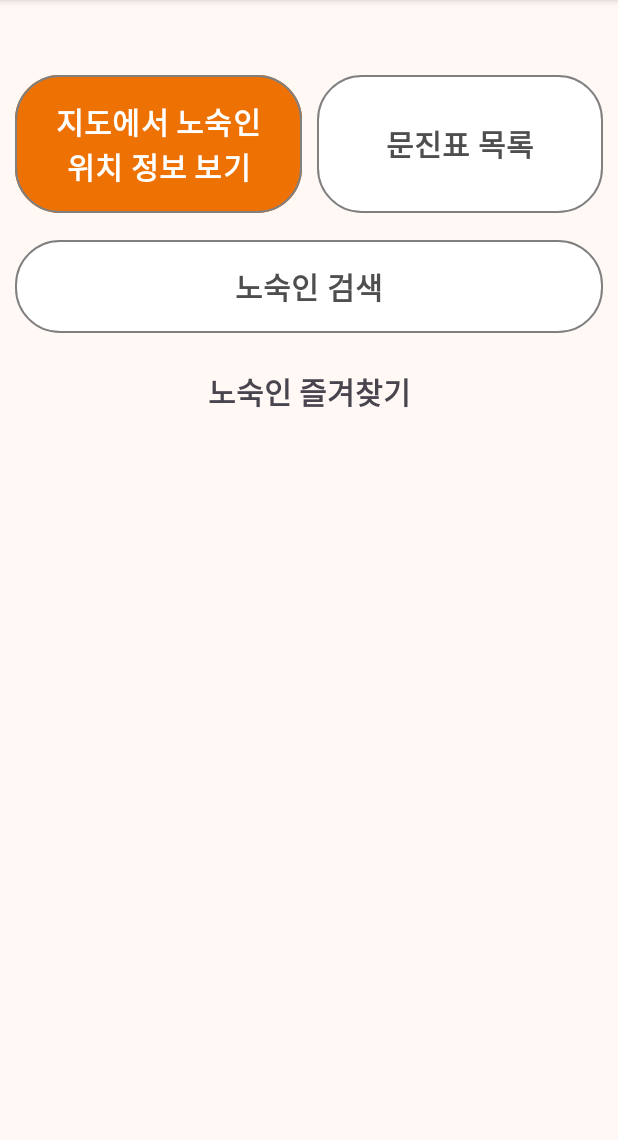
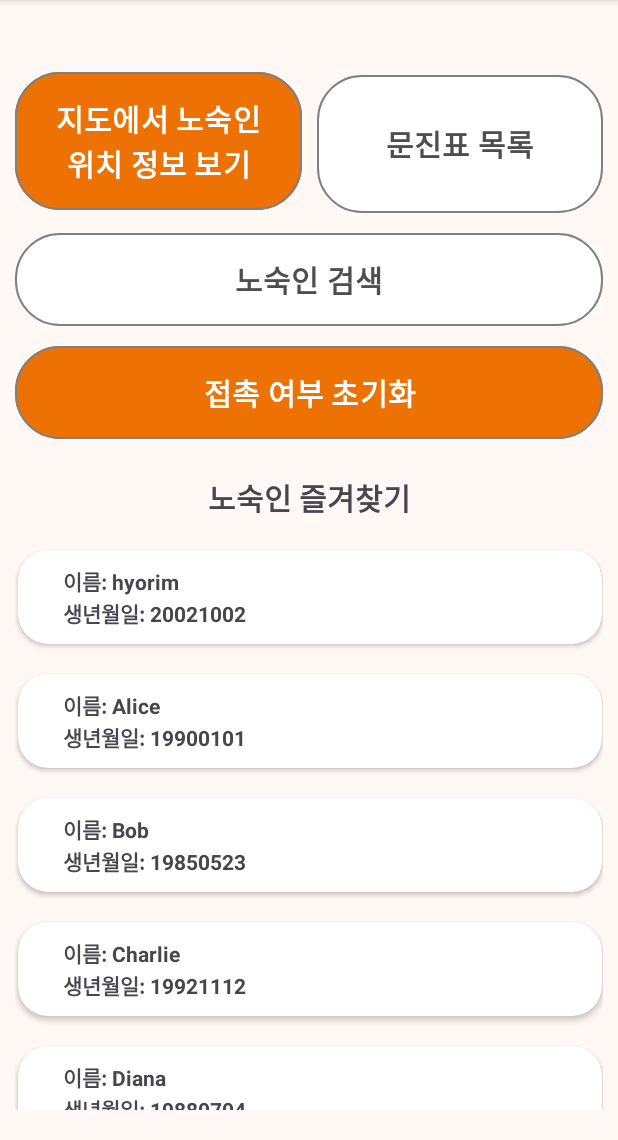
Before and after one commit to PBL3-Organizations/RUOK_Workers, an Android app: the DashboardFragment screen opened directly, with no data from a screen before it, on a phone screen of 412 x 824 dp, the part 96-1236 px from its top. Run offline under Robolectric (Android 15) with nearby library versions, the phone set to English and light mode, and no system bars.

Commit message:
dashboard profile + reset button

```diff
--- /dev/null
+++ b/app/src/main/java/com/example/ruok_workers/Dashboard.kt
@@ -0,0 +1,8 @@
+package com.example.ruok_workers
+
+class Dashboard(hName:String, hBirth:String) {
+    var hName: String = hName
+        private set
+    var hBirth: String = hBirth
+        private set
+}
--- /dev/null
+++ b/app/src/main/java/com/example/ruok_workers/DashboardAdapter.kt
@@ -0,0 +1,43 @@
+package com.example.ruok_workers
+
+import ProfileDetailFragment
+import android.content.Context
+import android.os.Bundle
+import android.view.LayoutInflater
+import android.view.ViewGroup
+import androidx.recyclerview.widget.RecyclerView
+import com.example.ruok_workers.databinding.FaviconItemsBinding
+import androidx.appcompat.app.AppCompatActivity
+import java.util.Vector
+
+class DashboardAdapter(private val context: Context, private val items: Vector<Dashboard>) : RecyclerView.Adapter<DashboardAdapter.ViewHolder>(){
+    lateinit var profileDetailFragment: ProfileDetailFragment
+
+    override fun onCreateViewHolder(parent: ViewGroup, viewType: Int): ViewHolder {
+        val layoutInflater = LayoutInflater.from(parent.context)
+        val binding = FaviconItemsBinding.inflate(layoutInflater, parent, false)
+        return ViewHolder(binding)
+    }
+
+    override fun getItemCount(): Int {
+        return items.size
+    }
+
+    override fun onBindViewHolder(holder: ViewHolder, position: Int) {
+        val item = items[position]
+        holder.binding.tvfName.text = "이름: " + item.hName
+        holder.binding.tvfBirth.text = "생년월일: " + item.hBirth
+
+        holder.binding.root.setOnClickListener {
+            profileDetailFragment = ProfileDetailFragment()
+
+            var bundle = Bundle()
+
+            profileDetailFragment.arguments = bundle
+            (context as AppCompatActivity).supportFragmentManager.beginTransaction().replace(R.id.rootLayout, profileDetailFragment).commit()
+        }
+    }
+
+
+    inner class ViewHolder(var binding: FaviconItemsBinding) : RecyclerView.ViewHolder(binding.root)
+}
--- a/app/src/main/java/com/example/ruok_workers/DashboardFragment.kt
+++ b/app/src/main/java/com/example/ruok_workers/DashboardFragment.kt
@@ -1,16 +1,24 @@
 package com.example.ruok_workers
 
+import android.database.sqlite.SQLiteDatabase
 import android.os.Bundle
 import android.view.LayoutInflater
 import android.view.View
 import android.view.ViewGroup
 import android.widget.Button
 import androidx.fragment.app.Fragment
+import androidx.recyclerview.widget.LinearLayoutManager
+import androidx.recyclerview.widget.RecyclerView
 import com.example.ruok_workers.databinding.FragmentDashboardBinding
+import java.util.Vector
 
 
 class DashboardFragment : Fragment() {
     lateinit var binding: FragmentDashboardBinding
+    lateinit var adapter: DashboardAdapter
+
+    private lateinit var recyclerViewProfile: RecyclerView
+
 
     override fun onCreateView(
         inflater: LayoutInflater,
@@ -19,6 +27,36 @@ class DashboardFragment : Fragment() {
     ): View? {
         binding = FragmentDashboardBinding.inflate(inflater, container, false)
 
+
+        val list = Vector<Dashboard>()
+
+        // 임시 데이터셋 추가
+        val sampleData = listOf(
+            Dashboard("hyorim", "20021002"),
+            Dashboard("Alice", "19900101"),
+            Dashboard("Bob", "19850523"),
+            Dashboard("Charlie", "19921112"),
+            Dashboard("Diana", "19880704"),
+            Dashboard("Edward", "19950930")
+        )
+
+        // 리스트에 데이터 추가
+        list.addAll(sampleData)
+
+        var hName:String = ""
+        var hBirth:String = ""
+
+        //리사이클러뷰 아이템 추가
+        val item = Dashboard(hName, hBirth)
+        list.add(item)
+        hName = ""
+        hBirth = ""
+
+        val layoutManager = LinearLayoutManager(context)
+        binding!!.recyclerViewProfile.layoutManager = layoutManager
+
+        adapter = DashboardAdapter(requireContext(), list)
+        binding!!.recyclerViewProfile.adapter = adapter
 
         //btnList 클릭시 DashboardFragment에서 ListFragment로 이동
         binding.btnList.setOnClickListener{
@@ -50,4 +88,5 @@ class DashboardFragment : Fragment() {
         }
     }
 
+
 }
--- a/app/src/main/res/layout/fragment_dashboard.xml
+++ b/app/src/main/res/layout/fragment_dashboard.xml
@@ -62,8 +62,8 @@
             android:id="@+id/btnSearch"
             android:layout_width="0dp"
             android:layout_height="70dp"
-            android:layout_marginTop="10dp"
-            android:layout_marginBottom="20dp"
+            android:layout_marginTop="5dp"
+            android:layout_marginBottom="5dp"
             android:backgroundTint="#FFFFFF"
             android:gravity="center"
             android:text="노숙인 검색"
@@ -71,11 +71,31 @@
             android:textSize="20sp"
             android:textStyle="bold"
             app:cornerRadius="30dp"
+            app:layout_constraintBottom_toTopOf="@+id/btnReset"
+            app:layout_constraintEnd_toEndOf="parent"
+            app:layout_constraintHorizontal_bias="0.0"
+            app:layout_constraintStart_toStartOf="parent"
+            app:layout_constraintTop_toBottomOf="@+id/btnList"
+            app:strokeColor="#808080"
+            app:strokeWidth="1dp" />
+
+        <Button
+            android:id="@+id/btnReset"
+            android:layout_width="0dp"
+            android:layout_height="70dp"
+            android:layout_marginTop="5dp"
+            android:layout_marginBottom="20dp"
+            android:text="접촉 여부 초기화"
+            android:textColor="#FFFFFF"
+            android:textSize="20sp"
+            android:textStyle="bold"
+            app:cornerRadius="30dp"
             app:layout_constraintBottom_toTopOf="@+id/tvProfile"
             app:layout_constraintEnd_toEndOf="parent"
             app:layout_constraintHorizontal_bias="0.0"
             app:layout_constraintStart_toStartOf="parent"
-            app:layout_constraintTop_toBottomOf="@+id/btnList"
+            app:layout_constraintTop_toTopOf="parent"
+            app:layout_constraintVertical_bias="1.0"
             app:strokeColor="#808080"
             app:strokeWidth="1dp" />
 
@@ -93,7 +113,7 @@
             app:layout_constraintEnd_toEndOf="parent"
             app:layout_constraintHorizontal_bias="1.0"
             app:layout_constraintStart_toStartOf="parent"
-            app:layout_constraintTop_toBottomOf="@+id/btnSearch"
+            app:layout_constraintTop_toBottomOf="@+id/btnReset"
             tools:ignore="MissingConstraints" />
 
         <androidx.recyclerview.widget.RecyclerView
```
